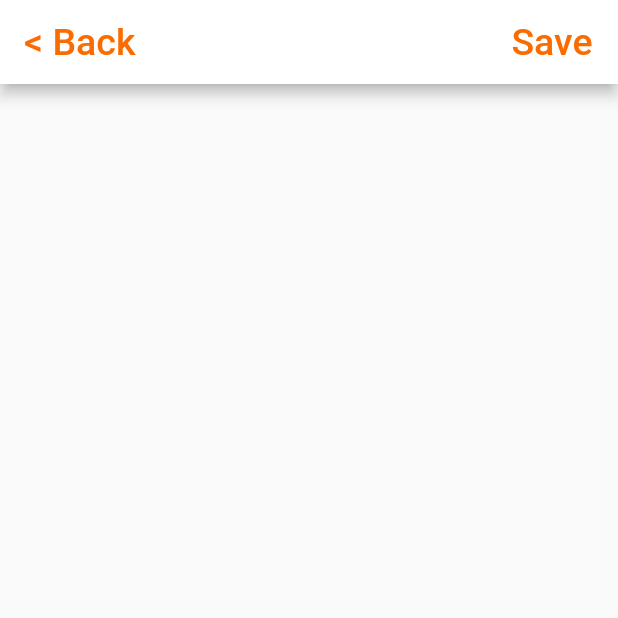
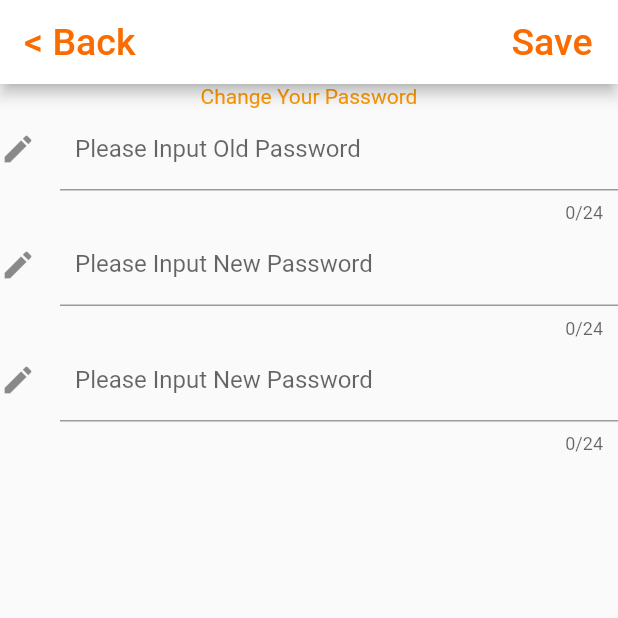
Before and after one commit to EnderByEndera/membership_card, a Flutter app: the ChangePasswordPage screen opened by its route, on a phone screen of 412 x 824 dp, the top half of it. Run offline on Flutter 3.47's test engine with Material 2 defaults, Android fonts, the phone set to English and light mode, and no system bars; our stand-ins replace dio, qr_flutter; missing offline and left inert: barcode_flutter, barcode_scan, flutter_nfc_reader.

Commit message:
Add layout in changePasswordPage

```diff
--- a/lib/pages/change_password.dart
+++ b/lib/pages/change_password.dart
@@ -17,11 +17,18 @@ class ChangePasswordPage extends StatefulWidget {
 class ChangePasswordPageState extends State<ChangePasswordPage>{
   var _newPasswordController=TextEditingController();
   var _verifyNewPasswordController=TextEditingController();
+  var _oldPasswordController=TextEditingController();
+
   bool _rePasswordCorrect = false;
   bool _passwordCorrect = false;
+  bool _oldPasswordCorrect = false;
+
   bool isSent = false;
   String _passwordErrMsg;
   String _rePasswordErrMsg;
+  String _oldPasswordErrMsg;
+
+
   String _prePassword;
   String _changePassMsg;
 
@@ -33,12 +40,28 @@ class ChangePasswordPageState extends State<ChangePasswordPage>{
   void dispose() {
     _newPasswordController.dispose();
     _verifyNewPasswordController.dispose();
+    _oldPasswordController.dispose();
     super.dispose();
   }
 
   @override
   void initState(){
     super.initState();
+
+    _oldPasswordController.addListener((){
+      if(_oldPasswordController.text!=_prePassword){
+        setState(() {
+          _oldPasswordCorrect=false;
+          _oldPasswordErrMsg="Please Input The Correct Old Password";
+        });
+      }else{
+        _oldPasswordCorrect=true;
+        _oldPasswordErrMsg=null;
+      }
+
+    }
+    );
+
     _newPasswordController.addListener(() {
       if (_newPasswordController.text.contains(RegExp(r"\W"))) {
         setState(() {
@@ -80,11 +103,13 @@ class ChangePasswordPageState extends State<ChangePasswordPage>{
       }
     });
   }
+  GlobalKey _formKey = GlobalKey<FormState>();
+
 
   @override
 
   Widget build(BuildContext context) {
-  var newPasswordTextField = TextFormField(
+  var _newPasswordTextField = TextFormField(
     obscureText: true,
     decoration: InputDecoration(
     labelText: "Please Input New Password",
@@ -97,7 +122,7 @@ class ChangePasswordPageState extends State<ChangePasswordPage>{
     maxLength: 24,
   );
 
-  var verifyPasswordTextField = TextFormField(
+  var _verifyPasswordTextField = TextFormField(
     obscureText: true,
     decoration: InputDecoration(
       labelText: "Please Input New Password",
@@ -109,6 +134,20 @@ class ChangePasswordPageState extends State<ChangePasswordPage>{
     controller: _verifyNewPasswordController,
     maxLength: 24,
   );
+
+  var _oldPasswordTextField = TextFormField(
+    obscureText: true,
+    decoration: InputDecoration(
+      labelText: "Please Input Old Password",
+      errorText: _oldPasswordErrMsg,
+      contentPadding: EdgeInsets.all(10.0),
+      icon: Icon(Icons.edit),
+    ),
+    keyboardType: TextInputType.text,
+    controller: _oldPasswordController,
+    maxLength: 24,
+  );
+
 
     return Scaffold(
         appBar: AppBar(
@@ -139,22 +178,19 @@ class ChangePasswordPageState extends State<ChangePasswordPage>{
             Consumer<User>(
              builder: (context, user, child) => FlatButton(
                //require connection
-              onPressed: _rePasswordCorrect&&_passwordCorrect?() async{
+              onPressed: (_rePasswordCorrect&&_passwordCorrect&&_oldPasswordCorrect)?() async{
                 _changePassMsg = "";
                 setState(() {
                   isSent = true;
                 });
                 //new password
                 user.password = _newPasswordController.text;
-                res = await dioChangePass(dio, user);
+                res = await dioChangePass(dio, user.userId, _prePassword,_newPasswordController.text);
                 setState(() {
                   isSent = false;
                 });
                 if (res.statusCode == 200) {
                   try {
-                    Map<String, dynamic> json =
-                    jsonDecode(res.data);
-                    if (json["changeInfo"] == "success") {
                       Navigator.pop(context);
                       _changePassMsg = "successfully changed!";
                       showDialog(
@@ -164,16 +200,7 @@ class ChangePasswordPageState extends State<ChangePasswordPage>{
                                 title: Text("Alert"),
                                 content: Text(_changePassMsg),
                               ));
-                    } else {
-                      _changePassMsg = "Change Failed!";
-                      showDialog(
-                          context: context,
-                          builder: (_) =>
-                              AlertDialog(
-                                title: Text("Alert"),
-                                content: Text(_changePassMsg),
-                              ));
-                    }
+
                   } on FormatException {
                     _changePassMsg = "Login Failed";
                     showDialog(
@@ -204,7 +231,38 @@ class ChangePasswordPageState extends State<ChangePasswordPage>{
             ),
             )
           ],
-        )
+        ),
+
+
+       body: GestureDetector(
+         behavior: HitTestBehavior.translucent,
+         onTap: () {
+           FocusScope.of(context).requestFocus(FocusNode());
+         },
+         child: ListView(
+           children: <Widget>[
+             Form(
+               key: _formKey,
+               autovalidate: true,
+               child: Column(
+                 children: <Widget>[
+                   Text("Change Your Password",textAlign: TextAlign.center,maxLines: 1,style:
+                   TextStyle(
+                       color: Colors.orange
+                   ),),
+
+
+                   _oldPasswordTextField,
+                   _newPasswordTextField,
+                   _verifyPasswordTextField,
+
+                 ],
+               ),
+
+             ),
+           ],
+         ),
+    ),
 
     );
   }
```
Also changed, not shown: lib/network/client.dart (+26 -12 lines), lib/pages/add_cards_with_number.dart (+12 -0 lines), lib/pages/edit_card.dart (+11 -1 lines).
